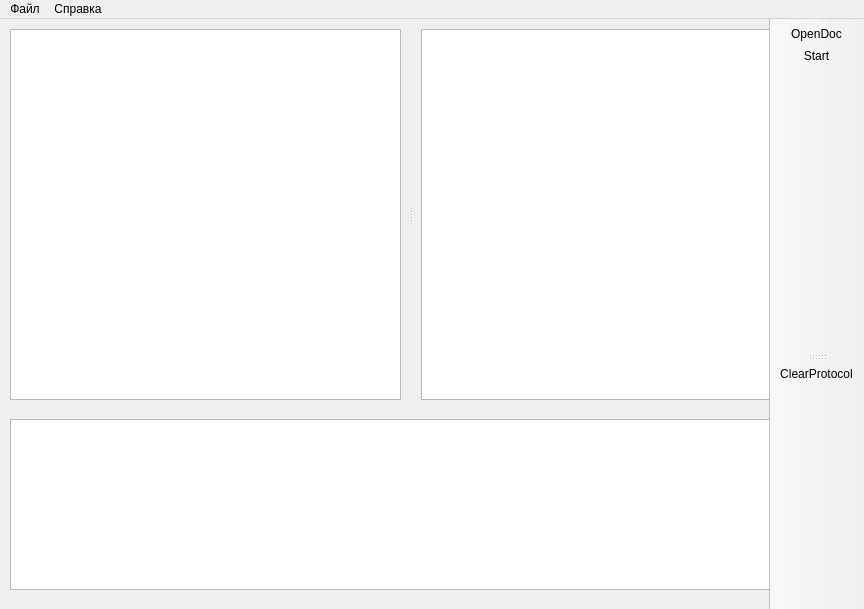
Before: the Qt Designer form mainwindow.ui in kartsevaleria/TinyBasicParser, drawn with Qt 5.
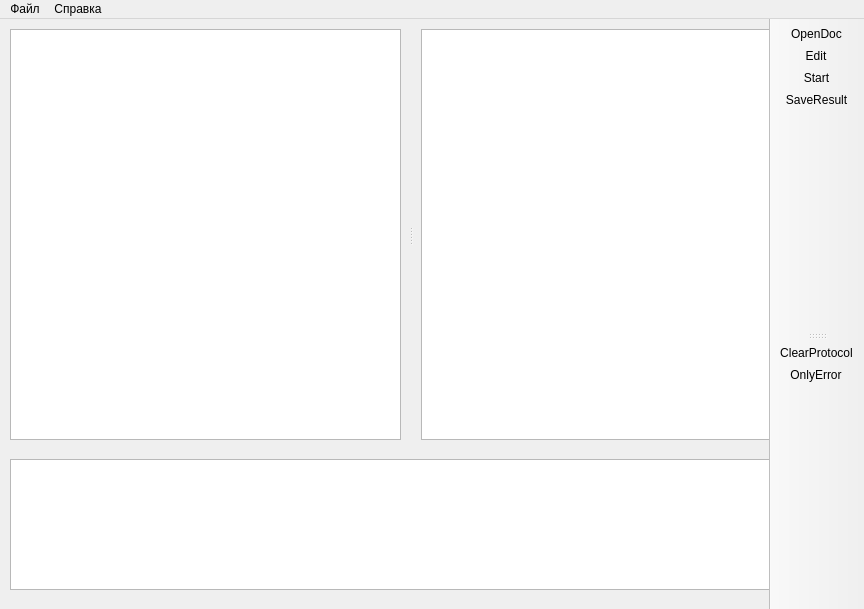
After: the same form once the commit is applied. Icons and pictures are not drawn.

Patch:
```diff
--- a/mainwindow.ui
+++ b/mainwindow.ui
@@ -24,9 +24,9 @@
     <property name="geometry">
      <rect>
       <x>10</x>
-      <y>400</y>
+      <y>440</y>
       <width>801</width>
-      <height>171</height>
+      <height>131</height>
      </rect>
     </property>
     <property name="sizePolicy">
@@ -42,7 +42,7 @@
       <x>10</x>
       <y>10</y>
       <width>801</width>
-      <height>371</height>
+      <height>411</height>
      </rect>
     </property>
     <property name="orientation">
@@ -96,7 +96,7 @@
    <property name="iconSize">
     <size>
      <width>24</width>
-     <height>32</height>
+     <height>35</height>
     </size>
    </property>
    <property name="toolButtonStyle">
@@ -109,14 +109,14 @@
     <bool>false</bool>
    </attribute>
    <addaction name="actionOpenDoc"/>
+   <addaction name="actionEdit"/>
    <addaction name="actionStart"/>
-   <addaction name="actionactionSeparator_1"/>
-   <addaction name="actionSeparator_2"/>
+   <addaction name="actionSaveResult"/>
    <addaction name="actionSeparator_3"/>
    <addaction name="actionSeparator_4"/>
    <addaction name="actionSeparator_5"/>
-   <addaction name="actionSeparator_6"/>
    <addaction name="actionSeparator_7"/>
+   <addaction name="actionSeparator_6"/>
   </widget>
   <widget class="QToolBar" name="ProtocoltoolBar">
    <property name="windowTitle">
@@ -125,7 +125,7 @@
    <property name="iconSize">
     <size>
      <width>24</width>
-     <height>32</height>
+     <height>35</height>
     </size>
    </property>
    <attribute name="toolBarArea">
@@ -135,13 +135,22 @@
     <bool>false</bool>
    </attribute>
    <addaction name="actionClearProtocol"/>
+   <addaction name="actionOnlyError"/>
   </widget>
   <action name="BrowseFile">
+   <property name="icon">
+    <iconset resource="resource.qrc">
+     <normaloff>:/resource/document_add.png</normaloff>:/resource/document_add.png</iconset>
+   </property>
    <property name="text">
     <string>Открыть...</string>
    </property>
   </action>
   <action name="SaveAs">
+   <property name="icon">
+    <iconset resource="resource.qrc">
+     <normaloff>:/resource/save_file.png</normaloff>:/resource/save_file.png</iconset>
+   </property>
    <property name="text">
     <string>Сохранить как...</string>
    </property>
@@ -157,7 +166,7 @@
    </property>
    <property name="icon">
     <iconset resource="resource.qrc">
-     <normaloff>:/resource/var-logic.png</normaloff>:/resource/var-logic.png</iconset>
+     <normaloff>:/resource/start.png</normaloff>:/resource/start.png</iconset>
    </property>
    <property name="text">
     <string>Start</string>
@@ -172,7 +181,7 @@
    </property>
    <property name="icon">
     <iconset resource="resource.qrc">
-     <normaloff>:/resource/open.png</normaloff>:/resource/open.png</iconset>
+     <normaloff>:/resource/document_add.png</normaloff>:/resource/document_add.png</iconset>
    </property>
    <property name="text">
     <string>OpenDoc</string>
@@ -181,20 +190,28 @@
     <string>Открыть исходный код</string>
    </property>
   </action>
-  <action name="actionactionSeparator_1">
+  <action name="actionSaveResult">
    <property name="enabled">
-    <bool>false</bool>
+    <bool>true</bool>
+   </property>
+   <property name="icon">
+    <iconset resource="resource.qrc">
+     <normaloff>:/resource/save_file.png</normaloff>:/resource/save_file.png</iconset>
    </property>
    <property name="text">
-    <string/>
+    <string>SaveResult</string>
    </property>
   </action>
-  <action name="actionSeparator_2">
+  <action name="actionEdit">
    <property name="enabled">
-    <bool>false</bool>
+    <bool>true</bool>
+   </property>
+   <property name="icon">
+    <iconset resource="resource.qrc">
+     <normaloff>:/resource/edit-file.png</normaloff>:/resource/edit-file.png</iconset>
    </property>
    <property name="text">
-    <string/>
+    <string>Edit</string>
    </property>
   </action>
   <action name="actionSeparator_3">
@@ -232,7 +249,7 @@
   <action name="actionClearProtocol">
    <property name="icon">
     <iconset resource="resource.qrc">
-     <normaloff>:/resource/clearSearch.png</normaloff>:/resource/clearSearch.png</iconset>
+     <normaloff>:/resource/clear.png</normaloff>:/resource/clear.png</iconset>
    </property>
    <property name="text">
     <string>ClearProtocol</string>
@@ -249,6 +266,15 @@
     <string/>
    </property>
   </action>
+  <action name="actionOnlyError">
+   <property name="icon">
+    <iconset resource="resource.qrc">
+     <normaloff>:/resource/error.png</normaloff>:/resource/error.png</iconset>
+   </property>
+   <property name="text">
+    <string>OnlyError</string>
+   </property>
+  </action>
  </widget>
  <resources>
   <include location="resource.qrc"/>
```
